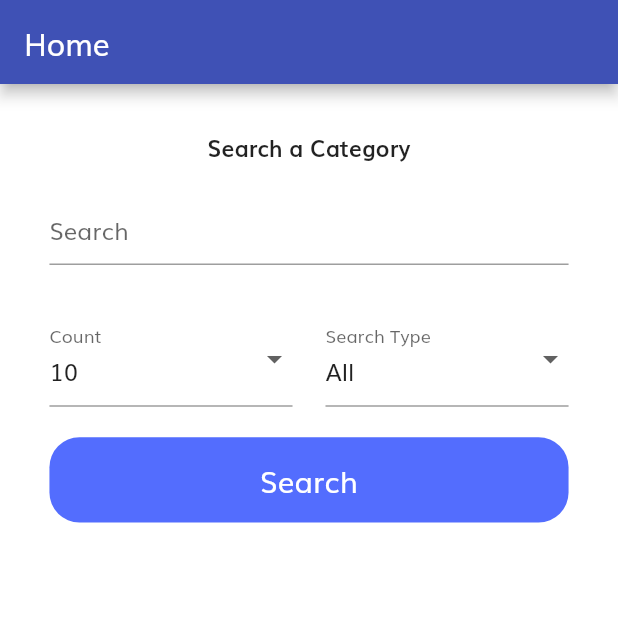
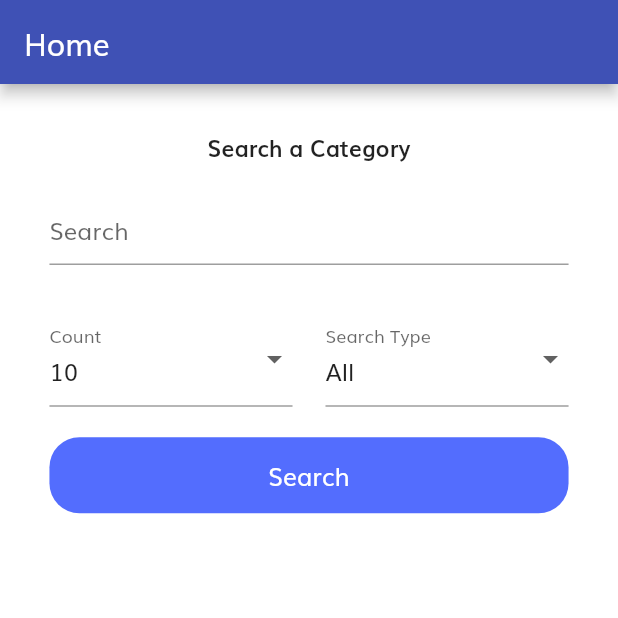
Before and after one commit to canaleal/Blue-Koi-Art-Manager, a Flutter app: the Home screen opened directly, on a phone screen of 412 x 824 dp, the top half of it. Run offline on Flutter 3.47's test engine with Material 2 defaults, Android fonts, the phone set to English and light mode, and no system bars; our stand-ins replace flutter_svg, sqflite; missing offline and left inert: unsplash_client; accounts and stored records are empty.

```diff
--- a/lib/components/default_button.dart
+++ b/lib/components/default_button.dart
@@ -15,7 +15,7 @@ class DefaultButton extends StatelessWidget {
   Widget build(BuildContext context) {
     return SizedBox(
       width: double.infinity,
-      height: getProportionateScreenHeight(56),
+      height: getProportionateScreenHeight(50),
       child: TextButton(
         style: TextButton.styleFrom(
           shape:
@@ -27,7 +27,7 @@ class DefaultButton extends StatelessWidget {
         child: Text(
           text!,
           style: TextStyle(
-            fontSize: getProportionateScreenWidth(18),
+            fontSize: getProportionateScreenWidth(15),
             color: Colors.white,
           ),
         ),
```
Also changed, not shown: images/main_logo.png.
